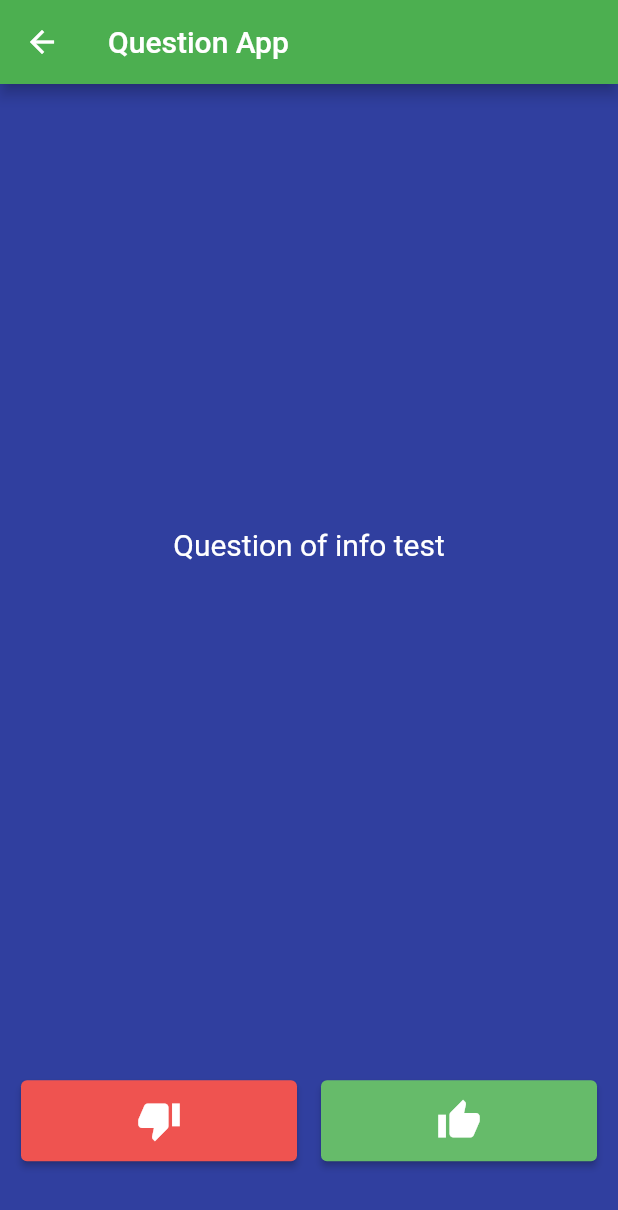
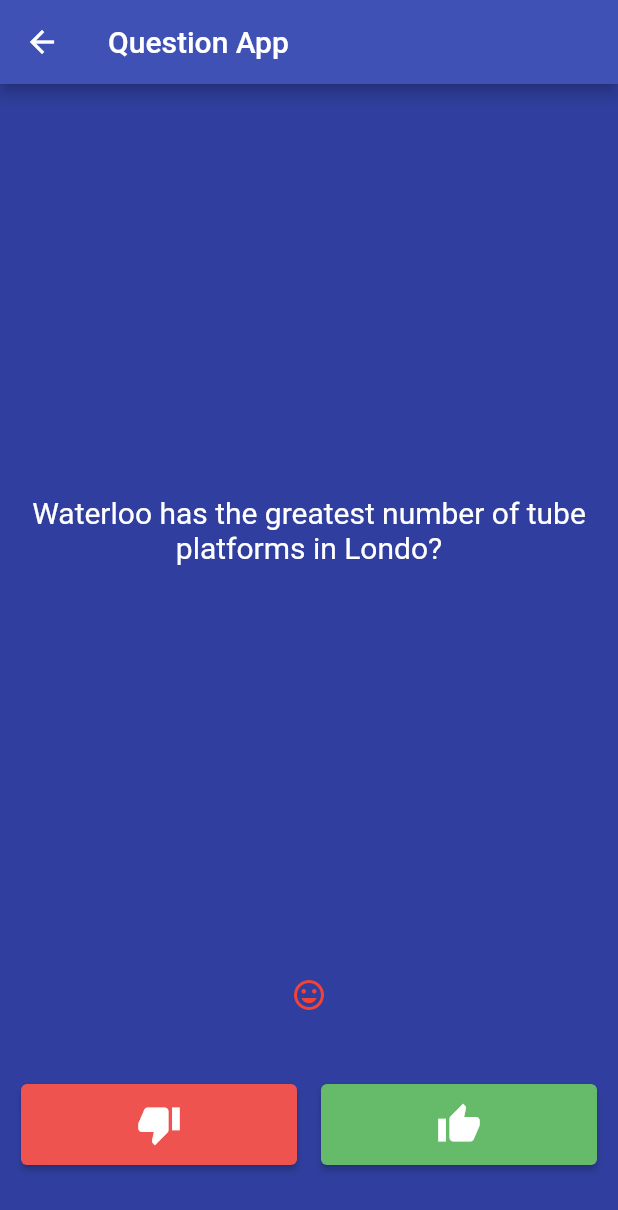
Before and after one commit to gurkay/my_widget_libs, a Flutter app: the ScreenQuestionApp screen opened by its route, after a tap on the "thumb down" icon, on a phone screen of 412 x 824 dp. Shown: the top 1210 px of the screen. Run offline on Flutter 3.47's test engine with Material 2 defaults, Android fonts, the light colour scheme and no system bars; our stand-ins replace google_fonts; statements that could not run were skipped.

Commit message:
new codes

```diff
--- /dev/null
+++ b/lib/constants/const_question_app.dart
@@ -0,0 +1,4 @@
+import 'package:flutter/material.dart';
+
+const Icon cRightIcon = Icon(Icons.mood, color: Colors.green);
+const Icon cWrongIcon = Icon(Icons.mood, color: Colors.red);
--- a/lib/screens/screen_question_app.dart
+++ b/lib/screens/screen_question_app.dart
@@ -1,4 +1,7 @@
 import 'package:flutter/material.dart';
+
+import '../models/model_question.dart';
+import '../constants/const_question_app.dart';
 
 class ScreenQuestionApp extends StatefulWidget {
   const ScreenQuestionApp({Key? key}) : super(key: key);
@@ -8,12 +11,30 @@ class ScreenQuestionApp extends StatefulWidget {
 }
 
 class _ScreenQuestionAppState extends State<ScreenQuestionApp> {
+  List<Widget> selections = [];
+  List<ModelQuestion> questions = [
+    ModelQuestion(
+      question: 'Marrakesh is the capital of Morocco?',
+      answer: false,
+    ),
+    ModelQuestion(
+      question: 'Waterloo has the greatest number of tube platforms in Londo?',
+      answer: true,
+    ),
+    ModelQuestion(
+      question: 'The unicorn is the national animal of Scotland?',
+      answer: true,
+    ),
+  ];
+  int questionIndex = 0;
+
   @override
   Widget build(BuildContext context) {
     return Scaffold(
       backgroundColor: Colors.indigo[700],
       appBar: AppBar(
         title: Text('Question App'),
+        backgroundColor: Colors.indigo,
       ),
       body: Column(
         mainAxisAlignment: MainAxisAlignment.spaceBetween,
@@ -25,7 +46,7 @@ class _ScreenQuestionAppState extends State<ScreenQuestionApp> {
               padding: EdgeInsets.all(10.0),
               child: Center(
                 child: Text(
-                  'Question of info test',
+                  questions[questionIndex].question,
                   textAlign: TextAlign.center,
                   style: TextStyle(
                     fontSize: 20.0,
@@ -34,6 +55,12 @@ class _ScreenQuestionAppState extends State<ScreenQuestionApp> {
                 ),
               ),
             ),
+          ),
+          Wrap(
+            spacing: 10.0,
+            runSpacing: 10.0,
+            alignment: WrapAlignment.center,
+            children: selections,
           ),
           Expanded(
             flex: 1,
@@ -55,7 +82,12 @@ class _ScreenQuestionAppState extends State<ScreenQuestionApp> {
                             size: 30.0,
                           ),
                         ),
-                        onPressed: () {},
+                        onPressed: () {
+                          setState(() {
+                            selections.add(cWrongIcon);
+                            questionIndex++;
+                          });
+                        },
                       ),
                     ),
                   ),
@@ -66,7 +98,12 @@ class _ScreenQuestionAppState extends State<ScreenQuestionApp> {
                         style: ElevatedButton.styleFrom(
                           primary: Colors.green[400],
                         ),
-                        onPressed: () {},
+                        onPressed: () {
+                          setState(() {
+                            selections.add(cRightIcon);
+                            questionIndex++;
+                          });
+                        },
                         child: Container(
                           padding: EdgeInsets.all(12.0),
                           child: Icon(
```
Also changed, not shown: lib/classes/mixin_list.dart (+4 -3 lines).
